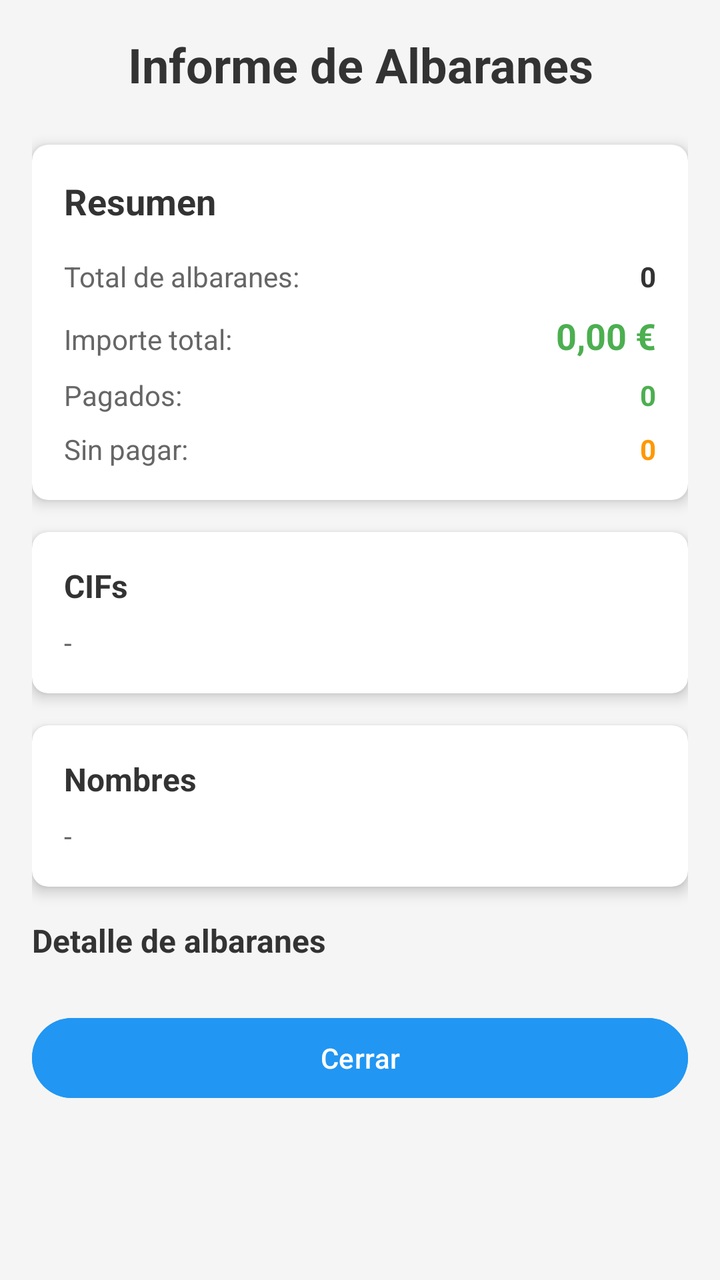
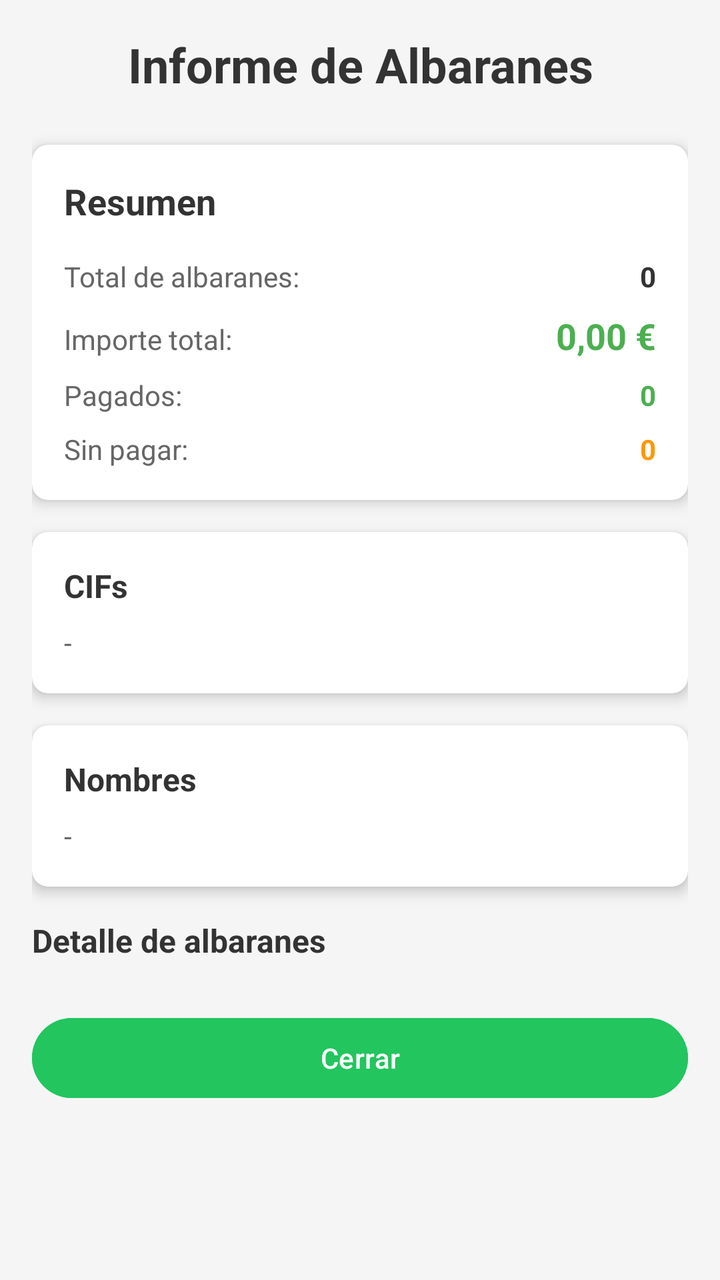

Compare the two renders of this Android layout. The source of the first and the diff that turns it into the second are given below.
<!-- AndroidManifest.xml: application theme Theme.ControlAlmacen -->
<!-- res/layout/activity_informe_albaranes.xml -->
<?xml version="1.0" encoding="utf-8"?>
<ScrollView xmlns:android="http://schemas.android.com/apk/res/android"
    xmlns:app="http://schemas.android.com/apk/res-auto"
    android:layout_width="match_parent"
    android:layout_height="match_parent"
    android:background="#F5F5F5">

    <LinearLayout
        android:layout_width="match_parent"
        android:layout_height="wrap_content"
        android:orientation="vertical"
        android:padding="16dp">

        
        <TextView
            android:layout_width="match_parent"
            android:layout_height="wrap_content"
            android:text="Informe de Albaranes"
            android:textSize="24sp"
            android:textStyle="bold"
            android:textColor="#333333"
            android:gravity="center"
            android:layout_marginBottom="24dp"/>

        
        <androidx.cardview.widget.CardView
            android:layout_width="match_parent"
            android:layout_height="wrap_content"
            app:cardCornerRadius="8dp"
            app:cardElevation="4dp"
            android:layout_marginBottom="16dp">

            <LinearLayout
                android:layout_width="match_parent"
                android:layout_height="wrap_content"
                android:orientation="vertical"
                android:padding="16dp">

                <TextView
                    android:layout_width="wrap_content"
                    android:layout_height="wrap_content"
                    android:text="Resumen"
                    android:textSize="18sp"
                    android:textStyle="bold"
                    android:textColor="#333333"
                    android:layout_marginBottom="16dp"/>

                
                <LinearLayout
                    android:layout_width="match_parent"
                    android:layout_height="wrap_content"
                    android:orientation="horizontal"
                    android:layout_marginBottom="8dp">

                    <TextView
                        android:layout_width="0dp"
                        android:layout_height="wrap_content"
                        android:layout_weight="1"
                        android:text="Total de albaranes:"
                        android:textColor="#666666"/>

                    <TextView
                        android:id="@+id/tvTotalAlbaranes"
                        android:layout_width="wrap_content"
                        android:layout_height="wrap_content"
                        android:text="0"
                        android:textStyle="bold"
                        android:textColor="#333333"/>
                </LinearLayout>

                
                <LinearLayout
                    android:layout_width="match_parent"
                    android:layout_height="wrap_content"
                    android:orientation="horizontal"
                    android:layout_marginBottom="8dp">

                    <TextView
                        android:layout_width="0dp"
                        android:layout_height="wrap_content"
                        android:layout_weight="1"
                        android:text="Importe total:"
                        android:textColor="#666666"/>

                    <TextView
                        android:id="@+id/tvTotalImporte"
                        android:layout_width="wrap_content"
                        android:layout_height="wrap_content"
                        android:text="0,00 €"
                        android:textStyle="bold"
                        android:textSize="18sp"
                        android:textColor="#4CAF50"/>
                </LinearLayout>

                
                <LinearLayout
                    android:layout_width="match_parent"
                    android:layout_height="wrap_content"
                    android:orientation="horizontal"
                    android:layout_marginBottom="8dp">

                    <TextView
                        android:layout_width="0dp"
                        android:layout_height="wrap_content"
                        android:layout_weight="1"
                        android:text="Pagados:"
                        android:textColor="#666666"/>

                    <TextView
                        android:id="@+id/tvPagados"
                        android:layout_width="wrap_content"
                        android:layout_height="wrap_content"
                        android:text="0"
                        android:textStyle="bold"
                        android:textColor="#4CAF50"/>
                </LinearLayout>

                
                <LinearLayout
                    android:layout_width="match_parent"
                    android:layout_height="wrap_content"
                    android:orientation="horizontal">

                    <TextView
                        android:layout_width="0dp"
                        android:layout_height="wrap_content"
                        android:layout_weight="1"
                        android:text="Sin pagar:"
                        android:textColor="#666666"/>

                    <TextView
                        android:id="@+id/tvSinPagar"
                        android:layout_width="wrap_content"
                        android:layout_height="wrap_content"
                        android:text="0"
                        android:textStyle="bold"
                        android:textColor="#FF9800"/>
                </LinearLayout>
            </LinearLayout>
        </androidx.cardview.widget.CardView>

        
        <androidx.cardview.widget.CardView
            android:layout_width="match_parent"
            android:layout_height="wrap_content"
            app:cardCornerRadius="8dp"
            app:cardElevation="4dp"
            android:layout_marginBottom="16dp">

            <LinearLayout
                android:layout_width="match_parent"
                android:layout_height="wrap_content"
                android:orientation="vertical"
                android:padding="16dp">

                <TextView
                    android:layout_width="wrap_content"
                    android:layout_height="wrap_content"
                    android:text="CIFs"
                    android:textSize="16sp"
                    android:textStyle="bold"
                    android:textColor="#333333"
                    android:layout_marginBottom="8dp"/>

                <TextView
                    android:id="@+id/tvListaCifs"
                    android:layout_width="match_parent"
                    android:layout_height="wrap_content"
                    android:text="-"
                    android:textColor="#666666"/>
            </LinearLayout>
        </androidx.cardview.widget.CardView>

        
        <androidx.cardview.widget.CardView
            android:layout_width="match_parent"
            android:layout_height="wrap_content"
            app:cardCornerRadius="8dp"
            app:cardElevation="4dp"
            android:layout_marginBottom="16dp">

            <LinearLayout
                android:layout_width="match_parent"
                android:layout_height="wrap_content"
                android:orientation="vertical"
                android:padding="16dp">

                <TextView
                    android:layout_width="wrap_content"
                    android:layout_height="wrap_content"
                    android:text="Nombres"
                    android:textSize="16sp"
                    android:textStyle="bold"
                    android:textColor="#333333"
                    android:layout_marginBottom="8dp"/>

                <TextView
                    android:id="@+id/tvListaNombres"
                    android:layout_width="match_parent"
                    android:layout_height="wrap_content"
                    android:text="-"
                    android:textColor="#666666"/>
            </LinearLayout>
        </androidx.cardview.widget.CardView>

        
        <TextView
            android:layout_width="wrap_content"
            android:layout_height="wrap_content"
            android:text="Detalle de albaranes"
            android:textSize="16sp"
            android:textStyle="bold"
            android:textColor="#333333"
            android:layout_marginBottom="8dp"/>

        <androidx.recyclerview.widget.RecyclerView
            android:id="@+id/rvAlbaranesInforme"
            android:layout_width="match_parent"
            android:layout_height="wrap_content"
            android:nestedScrollingEnabled="false"/>

        
        <com.google.android.material.button.MaterialButton
            android:id="@+id/btnCerrarInforme"
            android:layout_width="match_parent"
            android:layout_height="wrap_content"
            android:text="Cerrar"
            android:layout_marginTop="16dp"
            android:backgroundTint="#2196F3"/>
    </LinearLayout>
</ScrollView>
<!-- resources referenced by this layout -->
<resources>
  <style name="Theme.ControlAlmacen" parent="Base.Theme.ControlAlmacen" />
  <style name="Base.Theme.ControlAlmacen" parent="Theme.Material3.DayNight.NoActionBar">
          
          
      </style>
</resources>

<!-- the commit's change to res/layout/activity_informe_albaranes.xml (unified diff, before → after) -->
@@ -224,8 +224,8 @@
             android:id="@+id/btnCerrarInforme"
             android:layout_width="match_parent"
             android:layout_height="wrap_content"
-            android:text="Cerrar"
             android:layout_marginTop="16dp"
-            android:backgroundTint="#2196F3"/>
+            android:backgroundTint="@color/success"
+            android:text="Cerrar" />
     </LinearLayout>
 </ScrollView>
<!-- resource entries referenced after the edit -->
@@ -1,5 +1,6 @@
 <!-- resources referenced by this layout -->
 <resources>
+  <color name="success">#22C55E</color>
   <style name="Theme.ControlAlmacen" parent="Base.Theme.ControlAlmacen" />
   <style name="Base.Theme.ControlAlmacen" parent="Theme.Material3.DayNight.NoActionBar">
           
